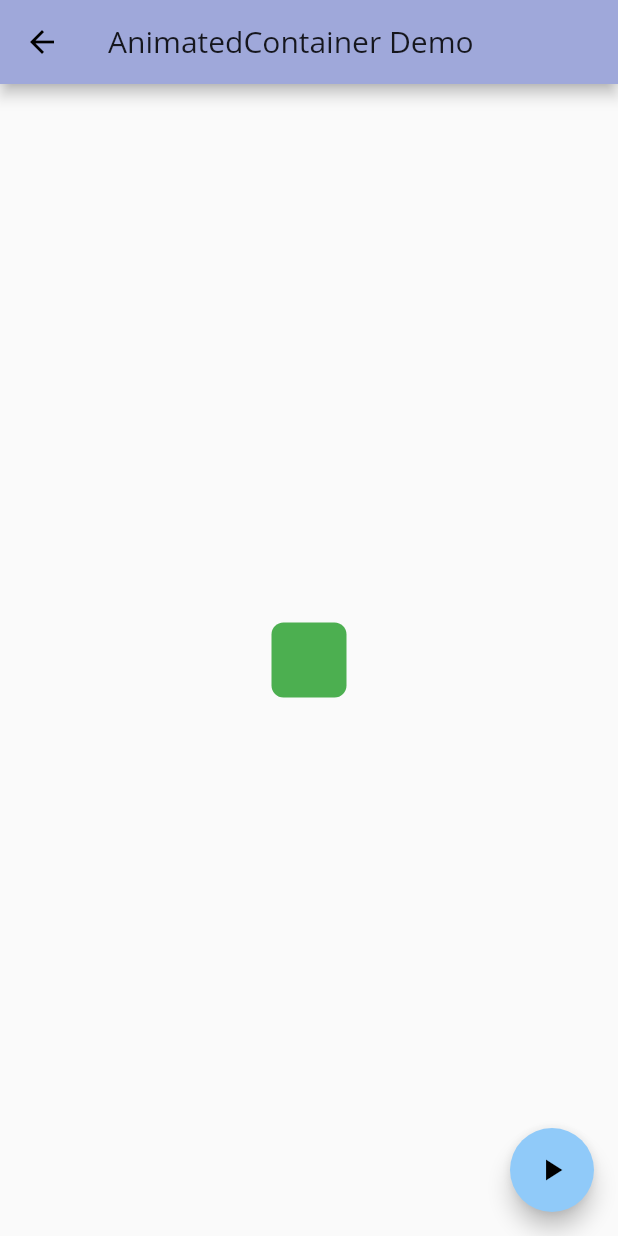
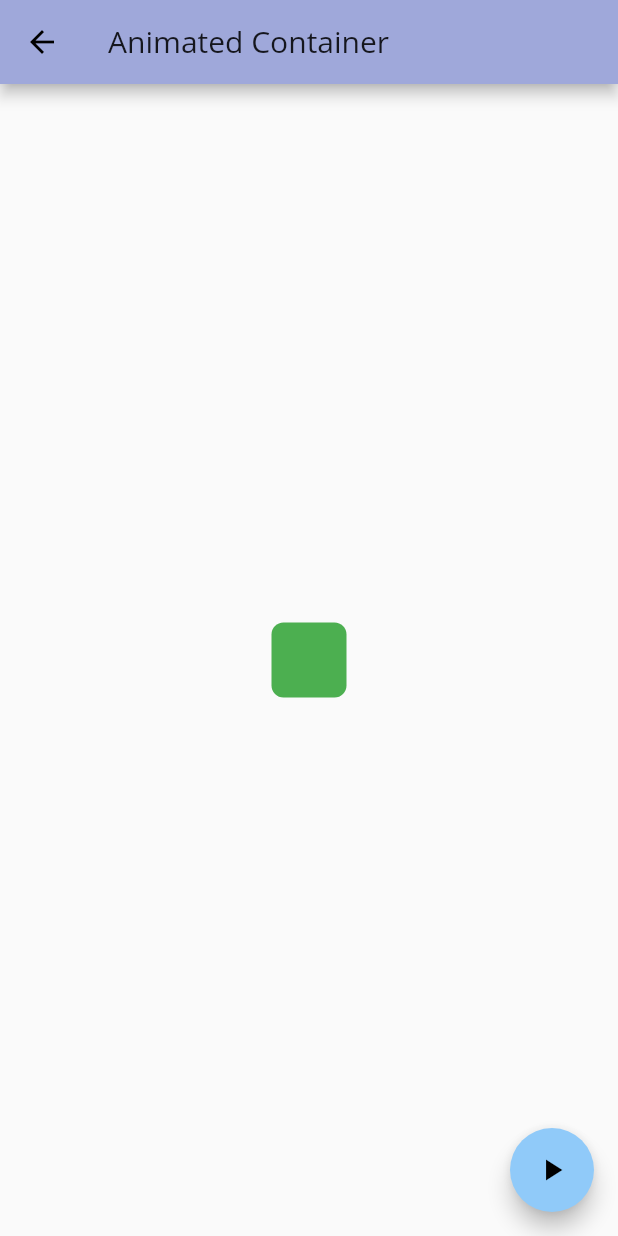
Before and after one commit to alienspaces/flutter-exploration, a Flutter app: the screen it shows after launch, after a tap on "Animated Container", on a phone screen of 412 x 824 dp. Run offline on Flutter 3.47's test engine with Material 2 defaults, Android fonts, the light colour scheme and no system bars; our stand-ins replace shared_preferences; Roboto replaces fonts that are missing (Open Sans).

Commit message:
Additional screen refinement

```diff
--- a/lib/screens/animated_container.dart
+++ b/lib/screens/animated_container.dart
@@ -19,7 +19,7 @@ class _AnimatedContainerAppState extends State<AnimatedContainerScreen> {
   Widget build(BuildContext context) {
     return Scaffold(
       appBar: AppBar(
-        title: Text('AnimatedContainer Demo'),
+        title: Text('Animated Container'),
       ),
       body: Center(
         // Creates a container that animates its parameters implicitly.
--- a/lib/screens/animated_route.dart
+++ b/lib/screens/animated_route.dart
@@ -6,7 +6,9 @@ class AnimatedRouteScreen extends StatelessWidget {
 
   Widget build(BuildContext context) {
     return Scaffold(
-      appBar: AppBar(),
+      appBar: AppBar(
+        title: Text('Animated Route'),
+      ),
       body: Center(
         child: RaisedButton(
           child: Text('Go!'),
--- a/lib/screens/button_ripple.dart
+++ b/lib/screens/button_ripple.dart
@@ -8,7 +8,7 @@ class ButtonRippleScreen extends StatelessWidget {
   Widget build(BuildContext context) {
     return Scaffold(
       appBar: AppBar(
-        title: Text('Ripple\'n Widget'),
+        title: Text('Button Ripple'),
       ),
       body: Container(
         child: RippleButton(),
--- a/lib/screens/home.dart
+++ b/lib/screens/home.dart
@@ -68,6 +68,13 @@ class HomeScreen extends StatelessWidget {
       return routeList;
     }
 
+    // Content margin
+    EdgeInsetsGeometry margin;
+    if (MediaQuery.of(context).size.width > 800) {
+      double marginLeftRight = (MediaQuery.of(context).size.width - 800) / 2;
+      margin = EdgeInsets.fromLTRB(marginLeftRight, 0, marginLeftRight, 0);
+    }
+
     return Scaffold(
       backgroundColor: Theme.of(context).colorScheme.background,
       body: Container(
@@ -86,8 +93,11 @@ class HomeScreen extends StatelessWidget {
               child: Text('Flutter Exploration', style: Theme.of(context).textTheme.headline5),
             ),
             Expanded(
-              child: ListView(
-                children: buildScreenList(),
+              child: Container(
+                margin: margin,
+                child: ListView(
+                  children: buildScreenList(),
+                ),
               ),
             ),
             Container(
--- a/lib/screens/sliverlist.dart
+++ b/lib/screens/sliverlist.dart
@@ -13,9 +13,13 @@ class SliverListScreen extends StatelessWidget {
       body: CustomScrollView(
         slivers: <Widget>[
           SliverAppBar(
+            backgroundColor: Theme.of(context).colorScheme.secondary,
             title: Text('Floating app bar'),
             floating: true,
-            flexibleSpace: Placeholder(),
+            flexibleSpace: Container(
+              alignment: Alignment.bottomCenter,
+              child: Text('Flexible space', style: Theme.of(context).textTheme.headline3),
+            ),
             expandedHeight: 200,
           ),
           SliverList(
```
